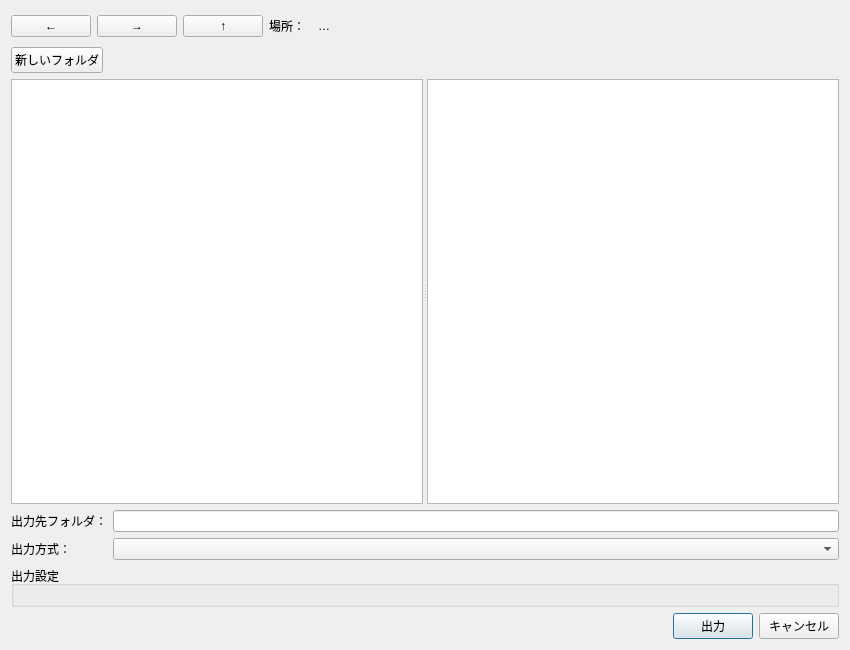
Before: the Qt Designer form ui/dialogs/ExportDialog.ui in Ikumyon/AutoLingua2, drawn with Qt 5.
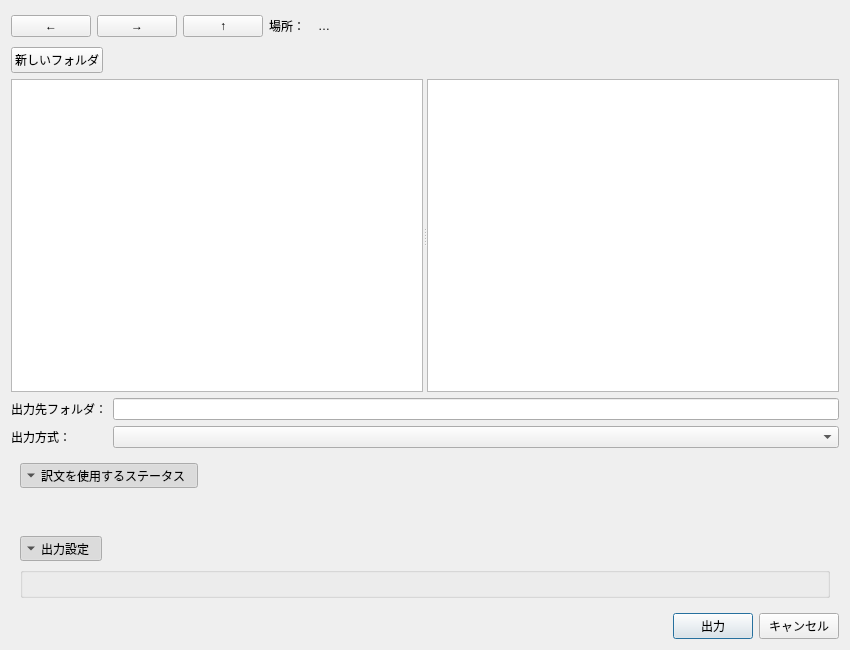
After: the same form once the commit is applied.

Commit message: feat: 翻訳・校閲エラー状態の追加とエクスポート時のステータス選択機能の実装

The edit to the form file:
```diff
--- a/ui/dialogs/ExportDialog.ui
+++ b/ui/dialogs/ExportDialog.ui
@@ -265,11 +265,45 @@
     </layout>
    </item>
    <item>
-    <widget class="QGroupBox" name="groupSettings">
-     <property name="title">
-      <string>出力設定</string>
-     </property>
-     <layout class="QVBoxLayout" name="layoutSettings"/>
+    <widget class="QWidget" name="sectionTranslationStates">
+     <layout class="QVBoxLayout" name="layoutTranslationStatesSection">
+      <item>
+       <widget class="QToolButton" name="buttonTranslationStates">
+        <property name="text"><string>訳文を使用するステータス</string></property>
+        <property name="checkable"><bool>true</bool></property>
+        <property name="checked"><bool>true</bool></property>
+        <property name="toolButtonStyle"><enum>Qt::ToolButtonStyle::ToolButtonTextBesideIcon</enum></property>
+        <property name="arrowType"><enum>Qt::ArrowType::DownArrow</enum></property>
+       </widget>
+      </item>
+      <item>
+       <widget class="QWidget" name="widgetTranslationStates">
+        <layout class="QGridLayout" name="layoutTranslationStates"/>
+       </widget>
+      </item>
+     </layout>
+    </widget>
+   </item>
+   <item>
+    <widget class="QWidget" name="sectionSettings">
+     <layout class="QVBoxLayout" name="layoutSettingsSection">
+      <item>
+       <widget class="QToolButton" name="buttonSettings">
+        <property name="text"><string>出力設定</string></property>
+        <property name="checkable"><bool>true</bool></property>
+        <property name="checked"><bool>true</bool></property>
+        <property name="toolButtonStyle"><enum>Qt::ToolButtonStyle::ToolButtonTextBesideIcon</enum></property>
+        <property name="arrowType"><enum>Qt::ArrowType::DownArrow</enum></property>
+       </widget>
+      </item>
+      <item>
+       <widget class="QGroupBox" name="groupSettings">
+        <property name="title"><string/></property>
+        <property name="flat"><bool>true</bool></property>
+        <layout class="QVBoxLayout" name="layoutSettings"/>
+       </widget>
+      </item>
+     </layout>
     </widget>
    </item>
    <item>
```
Left out of the diff: 2 changed lines with no effect on the pictures. The commit also changes 15 other files.
